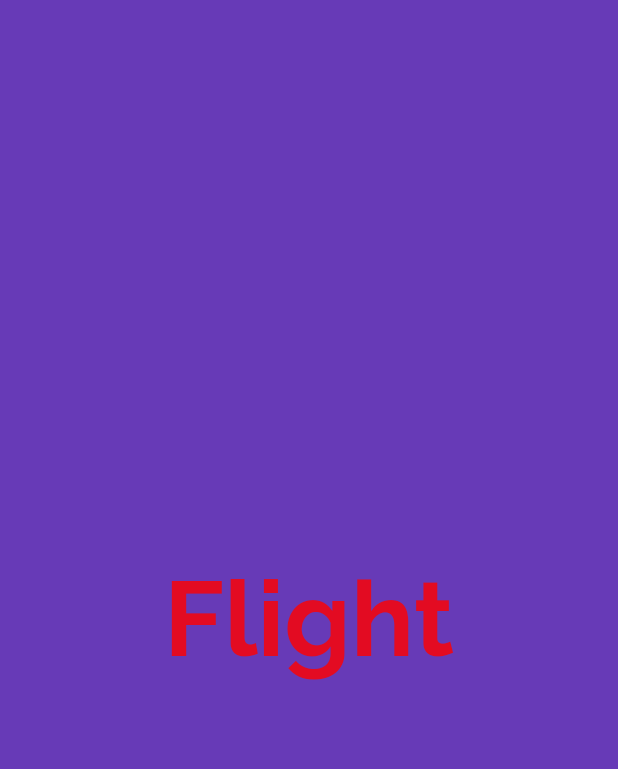
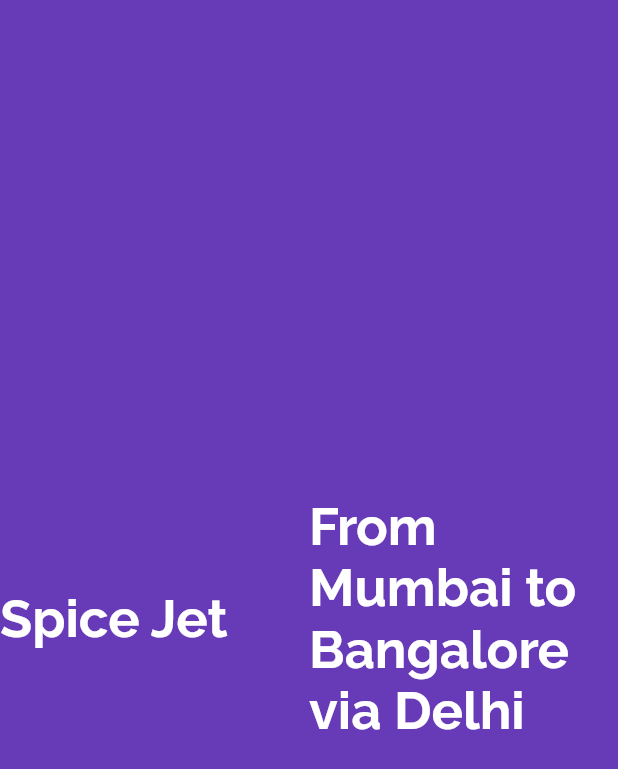
Before and after one commit to rad23137/Flutter-Firestore-Training, a Flutter app: the screen it shows after launch, on a phone screen of 412 x 824 dp. Shown: the top 769 px of the screen. Run offline on Flutter 3.47's test engine with Material 2 defaults, Android fonts, the phone set to English and light mode, and no system bars.

Commit message:
Row widget and expanded widget to acquire available space on screen

```diff
--- a/FlutterHandsOn/hello_flutter/lib/app_screens/home.dart
+++ b/FlutterHandsOn/hello_flutter/lib/app_screens/home.dart
@@ -4,25 +4,46 @@ class Home extends StatelessWidget {
   @override
   Widget build(BuildContext context) {
     //Container widget similar to div element
-    return Center( // used Center widget so that container
+    return Center(
+        // used Center widget so that container
         //does not take width and height of parent i.e MaterialApp
         // due to box constraints
+
         child: Container(
          alignment: Alignment.center,
          color: Colors.deepPurple,
-  //  width:200.0, //always in decimal
+        //width:200.0, //always in decimal
         //     height:100.0, //always in decimal
         //    margin:EdgeInsets.all(20.0), //all constructor apply margin in all sides
-    //  margin:EdgeInsets.only(left:35.0,top: 100.0), //only constructor apply margin on given side like here in left side
-        child: Text("Flight", textDirection: TextDirection.ltr,
-        style:TextStyle(
+        //  margin:EdgeInsets.only(left:35.0,top: 100.0), //only constructor apply margin on given side like here in left sid
+          child: Row(
+      children: <Widget>[
+      Expanded(child: Text("Spice Jet",
+            textDirection: TextDirection.ltr,
+            style: TextStyle(
               decoration: TextDecoration.none,
-          fontSize: 70.0,
-          fontFamily: 'Raleway', //adding custom fonts by adding them in a folder fonts
-          fontWeight:FontWeight.w700, // weight tell which font of font family to apply
+              fontSize: 35.0,
+              fontFamily:
+                  'Raleway', //adding custom fonts by adding them in a folder fonts
+              fontWeight: FontWeight
+                  .w700, // weight tell which font of font family to apply
               //fontStyle: FontStyle.italic //to show style of a font in font family
-
-        )), //Text
+              color: Colors.white
+            ))),
+       Expanded(child: Text("From Mumbai to Bangalore via Delhi",
+            textDirection: TextDirection.ltr,
+            style: TextStyle(
+              decoration: TextDecoration.none,
+              fontSize: 35.0,
+              fontFamily:
+                  'Raleway', //adding custom fonts by adding them in a folder fonts
+              fontWeight: FontWeight
+                  .w700, // weight tell which font of font family to apply
+              //fontStyle: FontStyle.italic //to show style of a font in font family
+              color:Colors.white
+            ))), //expanded widget
+      ],
+    ) //Row Widget
  ),//Container
         ); //Center
   }
```
Lines whose indentation alone changed are shown as unchanged.
